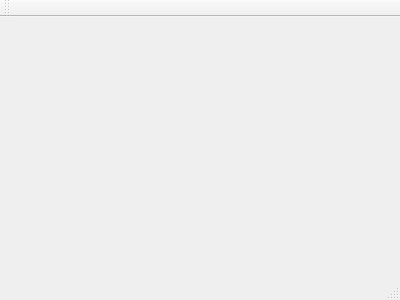
Craevan/C-C-Qt-course, file src/HomeWorks/Qt/SeaBattle/Client/mainwindow.ui: the form before one commit.
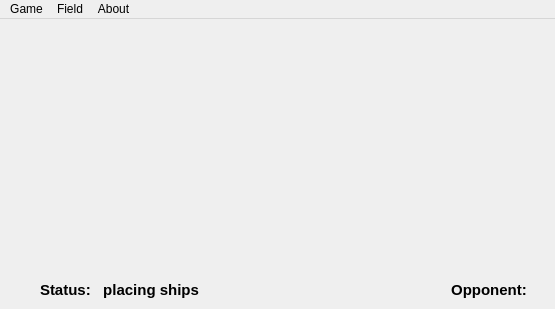
The form after the commit.

The edit to the form file:
```diff
--- a/src/HomeWorks/Qt/SeaBattle/Client/mainwindow.ui
+++ b/src/HomeWorks/Qt/SeaBattle/Client/mainwindow.ui
@@ -1,24 +1,179 @@
 <ui version="4.0">
  <class>MainWindow</class>
- <widget class="QMainWindow" name="MainWindow" >
-  <property name="geometry" >
+ <widget class="QMainWindow" name="MainWindow">
+  <property name="geometry">
    <rect>
     <x>0</x>
     <y>0</y>
-    <width>400</width>
-    <height>300</height>
+    <width>555</width>
+    <height>309</height>
    </rect>
   </property>
-  <property name="windowTitle" >
-   <string>MainWindow</string>
+  <property name="minimumSize">
+   <size>
+    <width>555</width>
+    <height>309</height>
+   </size>
   </property>
-  <widget class="QMenuBar" name="menuBar" />
-  <widget class="QToolBar" name="mainToolBar" />
-  <widget class="QWidget" name="centralWidget" />
-  <widget class="QStatusBar" name="statusBar" />
+  <property name="maximumSize">
+   <size>
+    <width>555</width>
+    <height>309</height>
+   </size>
+  </property>
+  <property name="windowTitle">
+   <string>SeaBattle-Client</string>
+  </property>
+  <widget class="QWidget" name="centralWidget">
+   <widget class="QLabel" name="labelStatus">
+    <property name="geometry">
+     <rect>
+      <x>40</x>
+      <y>260</y>
+      <width>531</width>
+      <height>21</height>
+     </rect>
+    </property>
+    <property name="font">
+     <font>
+      <pointsize>11</pointsize>
+      <weight>75</weight>
+      <italic>false</italic>
+      <bold>true</bold>
+      <underline>false</underline>
+      <strikeout>false</strikeout>
+      <kerning>true</kerning>
+     </font>
+    </property>
+    <property name="text">
+     <string>Status:   placing ships</string>
+    </property>
+   </widget>
+   <widget class="QLabel" name="labelOpponent">
+    <property name="geometry">
+     <rect>
+      <x>330</x>
+      <y>260</y>
+      <width>201</width>
+      <height>21</height>
+     </rect>
+    </property>
+    <property name="font">
+     <font>
+      <pointsize>11</pointsize>
+      <weight>75</weight>
+      <italic>false</italic>
+      <bold>true</bold>
+      <underline>false</underline>
+      <strikeout>false</strikeout>
+      <kerning>true</kerning>
+     </font>
+    </property>
+    <property name="text">
+     <string>Opponent: </string>
+    </property>
+    <property name="alignment">
+     <set>Qt::AlignRight|Qt::AlignTrailing|Qt::AlignVCenter</set>
+    </property>
+   </widget>
+  </widget>
+  <widget class="QMenuBar" name="menuBar">
+   <property name="geometry">
+    <rect>
+     <x>0</x>
+     <y>0</y>
+     <width>555</width>
+     <height>22</height>
+    </rect>
+   </property>
+   <widget class="QMenu" name="menuFile">
+    <property name="title">
+     <string>Game</string>
+    </property>
+    <addaction name="actionStart"/>
+    <addaction name="actionLeave"/>
+    <addaction name="separator"/>
+    <addaction name="actionQuit"/>
+   </widget>
+   <widget class="QMenu" name="menuField">
+    <property name="title">
+     <string>Field</string>
+    </property>
+    <addaction name="actionClear"/>
+    <addaction name="actionRandom"/>
+   </widget>
+   <widget class="QMenu" name="menuAbout">
+    <property name="title">
+     <string>About</string>
+    </property>
+    <addaction name="actionAbout"/>
+    <addaction name="actionSupport"/>
+   </widget>
+   <addaction name="menuFile"/>
+   <addaction name="menuField"/>
+   <addaction name="menuAbout"/>
+  </widget>
+  <action name="actionStart">
+   <property name="text">
+    <string>Start</string>
+   </property>
+   <property name="shortcut">
+    <string>Ctrl+S</string>
+   </property>
+  </action>
+  <action name="actionQuit">
+   <property name="text">
+    <string>Quit</string>
+   </property>
+   <property name="shortcut">
+    <string>Ctrl+Q</string>
+   </property>
+  </action>
+  <action name="actionClear">
+   <property name="text">
+    <string>Clear</string>
+   </property>
+   <property name="shortcut">
+    <string>Ctrl+C</string>
+   </property>
+  </action>
+  <action name="actionRandom">
+   <property name="text">
+    <string>Random</string>
+   </property>
+   <property name="shortcut">
+    <string>Ctrl+R</string>
+   </property>
+  </action>
+  <action name="actionLeave">
+   <property name="text">
+    <string>Leave</string>
+   </property>
+   <property name="shortcut">
+    <string>Ctrl+L</string>
+   </property>
+  </action>
+  <action name="actionAbout">
+   <property name="text">
+    <string>About SeaBattle</string>
+   </property>
+   <property name="toolTip">
+    <string>About SeaBattle</string>
+   </property>
+   <property name="shortcut">
+    <string>Ctrl+A</string>
+   </property>
+  </action>
+  <action name="actionSupport">
+   <property name="text">
+    <string>Support Us</string>
+   </property>
+   <property name="shortcut">
+    <string>Shift+D</string>
+   </property>
+  </action>
  </widget>
- <layoutDefault spacing="6" margin="11" />
- <pixmapfunction></pixmapfunction>
+ <layoutdefault spacing="6" margin="11"/>
  <resources/>
  <connections/>
 </ui>
```
Left out of the diff: 1 changed line with no effect on the pictures.
